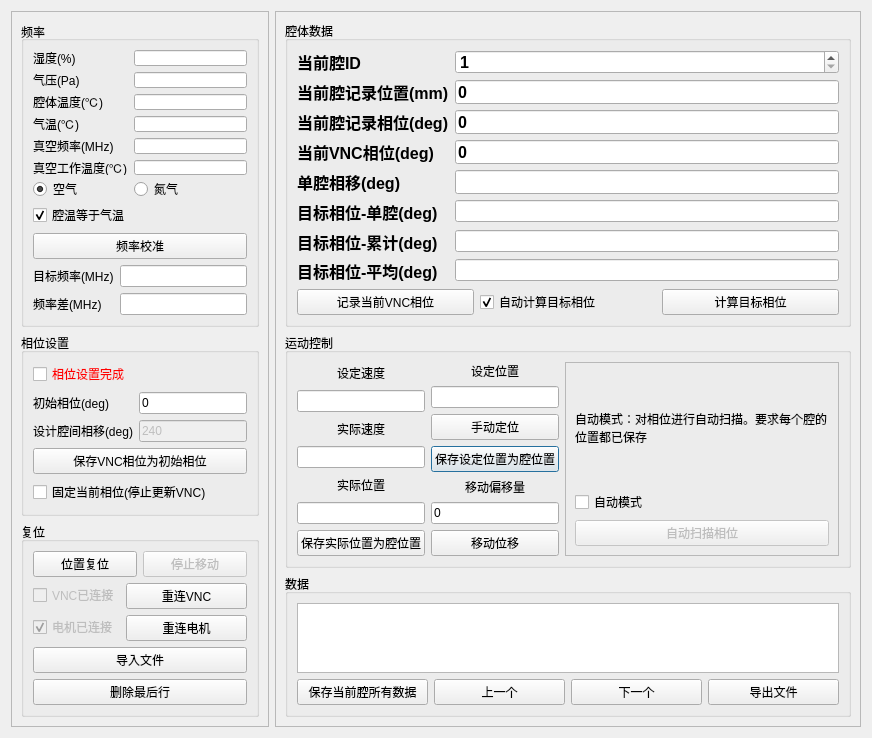
The window that ui/main_dlg.ui (wzmsykk/QT_modbus_vna_cavity_phase_control) describes before a commit, drawn with Qt 5.
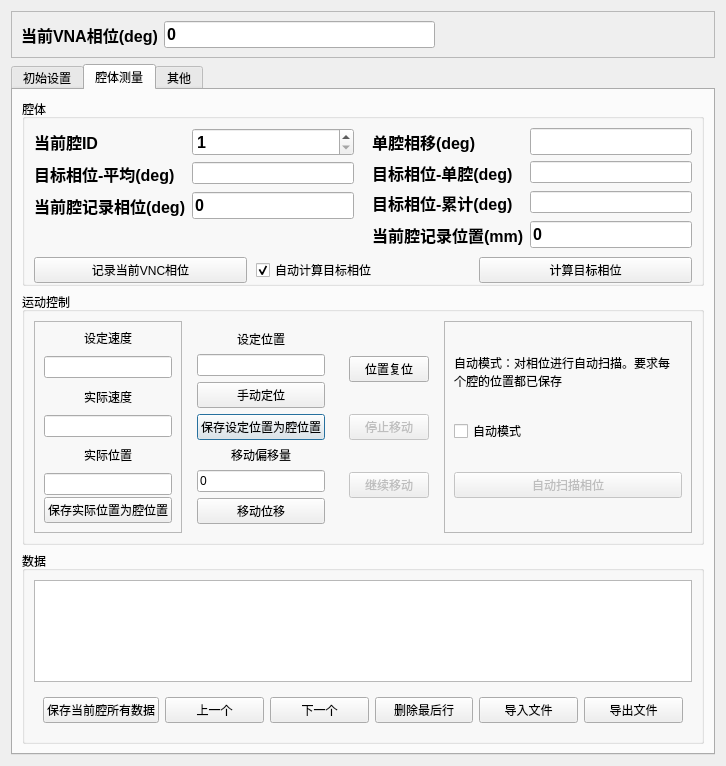
The same window after the commit. The open tabs and pages were chosen to show the change.

```diff
--- a/ui/main_dlg.ui
+++ b/ui/main_dlg.ui
@@ -6,10 +6,16 @@
    <rect>
     <x>0</x>
     <y>0</y>
-    <width>872</width>
-    <height>738</height>
+    <width>726</width>
+    <height>766</height>
    </rect>
   </property>
+  <property name="sizePolicy">
+   <sizepolicy hsizetype="Preferred" vsizetype="Preferred">
+    <horstretch>0</horstretch>
+    <verstretch>0</verstretch>
+   </sizepolicy>
+  </property>
   <property name="minimumSize">
    <size>
     <width>0</width>
@@ -19,11 +25,86 @@
   <property name="windowTitle">
    <string>腔相位测量</string>
   </property>
+  <layout class="QVBoxLayout" name="verticalLayout_9">
+   <item>
+    <widget class="QFrame" name="frame_4">
+     <property name="sizePolicy">
+      <sizepolicy hsizetype="Minimum" vsizetype="Fixed">
+       <horstretch>0</horstretch>
+       <verstretch>0</verstretch>
+      </sizepolicy>
+     </property>
+     <property name="frameShape">
+      <enum>QFrame::StyledPanel</enum>
+     </property>
+     <property name="frameShadow">
+      <enum>QFrame::Raised</enum>
+     </property>
+     <layout class="QHBoxLayout" name="horizontalLayout">
+      <item>
+       <widget class="QLabel" name="label_13">
+        <property name="font">
+         <font>
+          <pointsize>12</pointsize>
+          <weight>75</weight>
+          <bold>true</bold>
+         </font>
+        </property>
+        <property name="text">
+         <string>当前VNA相位(deg)</string>
+        </property>
+       </widget>
+      </item>
+      <item>
+       <widget class="QLineEdit" name="lineEdit_vnc_phase">
+        <property name="font">
+         <font>
+          <pointsize>12</pointsize>
+          <weight>75</weight>
+          <bold>true</bold>
+         </font>
+        </property>
+        <property name="text">
+         <string>0</string>
+        </property>
+        <property name="readOnly">
+         <bool>true</bool>
+        </property>
+       </widget>
+      </item>
+      <item>
+       <spacer name="horizontalSpacer_2">
+        <property name="orientation">
+         <enum>Qt::Horizontal</enum>
+        </property>
+        <property name="sizeHint" stdset="0">
+         <size>
+          <width>40</width>
+          <height>20</height>
+         </size>
+        </property>
+       </spacer>
+      </item>
+     </layout>
+    </widget>
+   </item>
+   <item>
+    <widget class="QTabWidget" name="tabWidget">
+     <property name="sizePolicy">
+      <sizepolicy hsizetype="Preferred" vsizetype="Preferred">
+       <horstretch>0</horstretch>
+       <verstretch>0</verstretch>
+      </sizepolicy>
+     </property>
+     <property name="currentIndex">
+      <number>0</number>
+     </property>
+     <widget class="QWidget" name="tab">
+      <attribute name="title">
+       <string>初始设置</string>
+      </attribute>
   <layout class="QFormLayout" name="formLayout_6">
-   <property name="sizeConstraint">
-    <enum>QLayout::SetDefaultConstraint</enum>
-   </property>
-   <item row="0" column="0">
+       <item row="0" column="0" colspan="2">
     <widget class="QFrame" name="frame_3">
      <property name="frameShape">
       <enum>QFrame::StyledPanel</enum>
@@ -31,7 +112,7 @@
      <property name="frameShadow">
       <enum>QFrame::Raised</enum>
      </property>
-     <layout class="QVBoxLayout" name="verticalLayout_9">
+         <layout class="QVBoxLayout" name="verticalLayout_11">
       <item>
        <widget class="QGroupBox" name="groupBox">
         <property name="sizePolicy">
@@ -42,8 +123,14 @@
         </property>
         <property name="minimumSize">
          <size>
-          <width>0</width>
-          <height>100</height>
+              <width>255</width>
+              <height>303</height>
+             </size>
+            </property>
+            <property name="maximumSize">
+             <size>
+              <width>255</width>
+              <height>303</height>
          </size>
         </property>
         <property name="title">
@@ -212,6 +299,18 @@
       </item>
       <item>
        <widget class="QGroupBox" name="groupBox_5">
+            <property name="minimumSize">
+             <size>
+              <width>261</width>
+              <height>151</height>
+             </size>
+            </property>
+            <property name="maximumSize">
+             <size>
+              <width>261</width>
+              <height>151</height>
+             </size>
+            </property>
         <property name="title">
          <string>相位设置</string>
         </property>
@@ -273,166 +372,71 @@
             <enum>Qt::NoFocus</enum>
            </property>
            <property name="text">
-            <string>保存VNC相位为初始相位</string>
+                <string>保存VNA相位为初始相位</string>
            </property>
           </widget>
          </item>
          <item>
           <widget class="QCheckBox" name="checkBox_freeze_phase">
            <property name="text">
-            <string>固定当前相位(停止更新VNC)</string>
+                <string>固定当前相位(停止更新VNA)</string>
            </property>
           </widget>
          </item>
         </layout>
        </widget>
       </item>
-      <item>
-       <widget class="QGroupBox" name="groupBox_2">
-        <property name="title">
-         <string>复位</string>
-        </property>
-        <layout class="QVBoxLayout" name="verticalLayout">
-         <item>
-          <layout class="QHBoxLayout" name="horizontalLayout">
-           <item>
-            <widget class="QPushButton" name="pushButton_resetpos">
-             <property name="enabled">
-              <bool>true</bool>
-             </property>
-             <property name="focusPolicy">
-              <enum>Qt::NoFocus</enum>
-             </property>
-             <property name="text">
-              <string>位置复位</string>
-             </property>
-            </widget>
-           </item>
-           <item>
-            <widget class="QPushButton" name="pushButton_stopmov">
-             <property name="enabled">
-              <bool>false</bool>
-             </property>
-             <property name="focusPolicy">
-              <enum>Qt::NoFocus</enum>
-             </property>
-             <property name="text">
-              <string>停止移动</string>
-             </property>
-            </widget>
-           </item>
-          </layout>
-         </item>
-         <item>
-          <layout class="QFormLayout" name="formLayout_5">
-           <item row="0" column="0">
-            <widget class="QCheckBox" name="checkBox_VNCstat">
-             <property name="enabled">
-              <bool>false</bool>
-             </property>
-             <property name="text">
-              <string>VNC已连接</string>
-             </property>
-             <property name="checkable">
-              <bool>true</bool>
-             </property>
-             <property name="autoRepeat">
-              <bool>false</bool>
-             </property>
-            </widget>
-           </item>
-           <item row="0" column="1">
-            <widget class="QPushButton" name="pushButton_reconnectVNC">
-             <property name="enabled">
-              <bool>true</bool>
-             </property>
-             <property name="focusPolicy">
-              <enum>Qt::NoFocus</enum>
-             </property>
-             <property name="text">
-              <string>重连VNC</string>
-             </property>
-            </widget>
-           </item>
-           <item row="1" column="0">
-            <widget class="QCheckBox" name="checkBox_motorstat">
-             <property name="enabled">
-              <bool>false</bool>
-             </property>
-             <property name="text">
-              <string>电机已连接</string>
-             </property>
-             <property name="checkable">
-              <bool>true</bool>
-             </property>
-             <property name="checked">
-              <bool>true</bool>
-             </property>
-             <property name="tristate">
-              <bool>false</bool>
-             </property>
-            </widget>
-           </item>
-           <item row="1" column="1">
-            <widget class="QPushButton" name="pushButton_reconnectmotor">
-             <property name="enabled">
-              <bool>true</bool>
-             </property>
-             <property name="focusPolicy">
-              <enum>Qt::NoFocus</enum>
-             </property>
-             <property name="text">
-              <string>重连电机</string>
-             </property>
-            </widget>
-           </item>
-          </layout>
-         </item>
-         <item>
-          <widget class="QPushButton" name="pushButton_import">
-           <property name="focusPolicy">
-            <enum>Qt::NoFocus</enum>
-           </property>
-           <property name="text">
-            <string>导入文件</string>
-           </property>
-          </widget>
-         </item>
-         <item>
-          <widget class="QPushButton" name="pushButton_deldata">
-           <property name="enabled">
-            <bool>true</bool>
-           </property>
-           <property name="focusPolicy">
-            <enum>Qt::NoFocus</enum>
-           </property>
-           <property name="text">
-            <string>删除最后行</string>
-           </property>
-          </widget>
-         </item>
-        </layout>
-       </widget>
-      </item>
-     </layout>
-    </widget>
-   </item>
-   <item row="0" column="1">
-    <widget class="QFrame" name="frame_2">
-     <property name="frameShape">
-      <enum>QFrame::StyledPanel</enum>
-     </property>
-     <property name="frameShadow">
-      <enum>QFrame::Raised</enum>
-     </property>
-     <layout class="QVBoxLayout" name="verticalLayout_8">
+         </layout>
+        </widget>
+       </item>
+      </layout>
+     </widget>
+     <widget class="QWidget" name="tab_2">
+      <attribute name="title">
+       <string>腔体测量</string>
+      </attribute>
+      <layout class="QVBoxLayout" name="verticalLayout_12">
       <item>
        <widget class="QGroupBox" name="groupBox_6">
         <property name="title">
-         <string>腔体数据</string>
+          <string>腔体</string>
         </property>
         <layout class="QVBoxLayout" name="verticalLayout_3">
+          <property name="spacing">
+           <number>0</number>
+          </property>
+          <property name="leftMargin">
+           <number>0</number>
+          </property>
+          <property name="topMargin">
+           <number>0</number>
+          </property>
+          <property name="rightMargin">
+           <number>0</number>
+          </property>
+          <property name="bottomMargin">
+           <number>0</number>
+          </property>
          <item>
+           <widget class="QWidget" name="widget_4" native="true">
+            <layout class="QHBoxLayout" name="horizontalLayout_5">
+             <property name="spacing">
+              <number>0</number>
+             </property>
+             <property name="leftMargin">
+              <number>0</number>
+             </property>
+             <property name="topMargin">
+              <number>0</number>
+             </property>
+             <property name="rightMargin">
+              <number>0</number>
+             </property>
+             <property name="bottomMargin">
+              <number>0</number>
+             </property>
+             <item>
+              <widget class="QWidget" name="widget_2" native="true">
           <layout class="QFormLayout" name="formLayout_4">
            <item row="0" column="0">
             <widget class="QLabel" name="label_14">
@@ -450,6 +454,12 @@
            </item>
            <item row="0" column="1">
             <widget class="QSpinBox" name="spinBox_cavid">
+                  <property name="sizePolicy">
+                   <sizepolicy hsizetype="Expanding" vsizetype="Fixed">
+                    <horstretch>0</horstretch>
+                    <verstretch>0</verstretch>
+                   </sizepolicy>
+                  </property>
              <property name="font">
               <font>
                <pointsize>12</pointsize>
@@ -469,7 +479,7 @@
             </widget>
            </item>
            <item row="1" column="0">
-            <widget class="QLabel" name="label_17">
+                 <widget class="QLabel" name="label_19">
              <property name="font">
               <font>
                <pointsize>12</pointsize>
@@ -478,21 +488,14 @@
               </font>
              </property>
              <property name="text">
-              <string>当前腔记录位置(mm)</string>
+                   <string>目标相位-平均(deg)</string>
              </property>
             </widget>
            </item>
            <item row="1" column="1">
-            <widget class="QLineEdit" name="lineEdit_currcavpos">
-             <property name="font">
-              <font>
-               <pointsize>12</pointsize>
-               <weight>75</weight>
-               <bold>true</bold>
-              </font>
-             </property>
-             <property name="text">
-              <string>0</string>
+                 <widget class="QLineEdit" name="lineEdit_targetphase_average">
+                  <property name="readOnly">
+                   <bool>true</bool>
              </property>
             </widget>
            </item>
@@ -524,38 +527,13 @@
              </property>
             </widget>
            </item>
-           <item row="3" column="0">
-            <widget class="QLabel" name="label_13">
-             <property name="font">
-              <font>
-               <pointsize>12</pointsize>
-               <weight>75</weight>
-               <bold>true</bold>
-              </font>
-             </property>
-             <property name="text">
-              <string>当前VNC相位(deg)</string>
-             </property>
-            </widget>
-           </item>
-           <item row="3" column="1">
-            <widget class="QLineEdit" name="lineEdit_vnc_phase">
-             <property name="font">
-              <font>
-               <pointsize>12</pointsize>
-               <weight>75</weight>
-               <bold>true</bold>
-              </font>
-             </property>
-             <property name="text">
-              <string>0</string>
-             </property>
-             <property name="readOnly">
-              <bool>true</bool>
-             </property>
-            </widget>
-           </item>
-           <item row="4" column="0">
+               </layout>
+              </widget>
+             </item>
+             <item>
+              <widget class="QWidget" name="widget" native="true">
+               <layout class="QFormLayout" name="formLayout_8">
+                <item row="0" column="0">
             <widget class="QLabel" name="label_21">
              <property name="font">
               <font>
@@ -569,7 +547,7 @@
              </property>
             </widget>
            </item>
-           <item row="4" column="1">
+                <item row="0" column="1">
             <widget class="QLineEdit" name="lineEdit_single_cell_phase_shift">
              <property name="font">
               <font>
@@ -583,7 +561,7 @@
              </property>
             </widget>
            </item>
-           <item row="5" column="0">
+                <item row="1" column="0">
             <widget class="QLabel" name="label_8">
              <property name="font">
               <font>
@@ -597,14 +575,14 @@
              </property>
             </widget>
            </item>
-           <item row="5" column="1">
+                <item row="1" column="1">
             <widget class="QLineEdit" name="lineEdit_targetphase_singlecell">
              <property name="readOnly">
               <bool>true</bool>
              </property>
             </widget>
            </item>
-           <item row="6" column="0">
+                <item row="2" column="0">
             <widget class="QLabel" name="label_18">
              <property name="font">
               <font>
@@ -618,15 +596,15 @@
              </property>
             </widget>
            </item>
-           <item row="6" column="1">
+                <item row="2" column="1">
             <widget class="QLineEdit" name="lineEdit_targetphase_sum">
              <property name="readOnly">
               <bool>true</bool>
              </property>
             </widget>
            </item>
-           <item row="7" column="0">
-            <widget class="QLabel" name="label_19">
+                <item row="3" column="0">
+                 <widget class="QLabel" name="label_17">
              <property name="font">
               <font>
                <pointsize>12</pointsize>
@@ -635,21 +613,57 @@
               </font>
              </property>
              <property name="text">
-              <string>目标相位-平均(deg)</string>
+                   <string>当前腔记录位置(mm)</string>
              </property>
             </widget>
            </item>
-           <item row="7" column="1">
-            <widget class="QLineEdit" name="lineEdit_targetphase_average">
-             <property name="readOnly">
-              <bool>true</bool>
-             </property>
+                <item row="3" column="1">
+                 <widget class="QLineEdit" name="lineEdit_currcavpos">
+                  <property name="font">
+                   <font>
+                    <pointsize>12</pointsize>
+                    <weight>75</weight>
+                    <bold>true</bold>
+                   </font>
+                  </property>
+                  <property name="text">
+                   <string>0</string>
+                  </property>
             </widget>
            </item>
           </layout>
+              </widget>
+             </item>
+            </layout>
+           </widget>
          </item>
          <item>
-          <layout class="QHBoxLayout" name="horizontalLayout_5">
+           <widget class="QWidget" name="widget_3" native="true">
+            <property name="sizePolicy">
+             <sizepolicy hsizetype="Preferred" vsizetype="Minimum">
+              <horstretch>0</horstretch>
+              <verstretch>0</verstretch>
+             </sizepolicy>
+            </property>
+            <property name="maximumSize">
+             <size>
+              <width>16777215</width>
+              <height>51</height>
+             </size>
+            </property>
+            <layout class="QHBoxLayout" name="horizontalLayout_4">
+             <property name="spacing">
+              <number>9</number>
+             </property>
+             <property name="topMargin">
+              <number>0</number>
+             </property>
+             <property name="rightMargin">
+              <number>9</number>
+             </property>
+             <property name="bottomMargin">
+              <number>0</number>
+             </property>
            <item>
             <widget class="QPushButton" name="pushButton_record_vnc_phase">
              <property name="focusPolicy">
@@ -681,20 +695,61 @@
             </widget>
            </item>
           </layout>
+           </widget>
          </item>
         </layout>
        </widget>
       </item>
       <item>
        <widget class="QGroupBox" name="groupBox_3">
+         <property name="sizePolicy">
+          <sizepolicy hsizetype="Preferred" vsizetype="Preferred">
+           <horstretch>0</horstretch>
+           <verstretch>0</verstretch>
+          </sizepolicy>
+         </property>
+         <property name="minimumSize">
+          <size>
+           <width>617</width>
+           <height>0</height>
+          </size>
+         </property>
         <property name="title">
          <string>运动控制</string>
         </property>
         <layout class="QHBoxLayout" name="horizontalLayout_2">
          <item>
-          <layout class="QVBoxLayout" name="verticalLayout_5">
+           <widget class="QFrame" name="frame_2">
+            <property name="sizePolicy">
+             <sizepolicy hsizetype="Preferred" vsizetype="Preferred">
+              <horstretch>0</horstretch>
+              <verstretch>0</verstretch>
+             </sizepolicy>
+            </property>
+            <property name="frameShape">
+             <enum>QFrame::StyledPanel</enum>
+            </property>
+            <property name="frameShadow">
+             <enum>QFrame::Raised</enum>
+            </property>
+            <layout class="QVBoxLayout" name="verticalLayout_8">
+             <property name="spacing">
+              <number>2</number>
+             </property>
+             <property name="topMargin">
+              <number>0</number>
+             </property>
+             <property name="bottomMargin">
+              <number>9</number>
+             </property>
            <item>
             <widget class="QLabel" name="label_11">
+               <property name="sizePolicy">
+                <sizepolicy hsizetype="Preferred" vsizetype="Preferred">
+                 <horstretch>0</horstretch>
+                 <verstretch>0</verstretch>
+                </sizepolicy>
+               </property>
              <property name="text">
               <string>设定速度</string>
              </property>
@@ -708,6 +763,12 @@
            </item>
            <item>
             <widget class="QLabel" name="label_12">
+               <property name="sizePolicy">
+                <sizepolicy hsizetype="Preferred" vsizetype="Preferred">
+                 <horstretch>0</horstretch>
+                 <verstretch>0</verstretch>
+                </sizepolicy>
+               </property>
              <property name="text">
               <string>实际速度</string>
              </property>
@@ -725,6 +786,12 @@
            </item>
            <item>
             <widget class="QLabel" name="label_10">
+               <property name="sizePolicy">
+                <sizepolicy hsizetype="Preferred" vsizetype="Preferred">
+                 <horstretch>0</horstretch>
+                 <verstretch>0</verstretch>
+                </sizepolicy>
+               </property>
              <property name="text">
               <string>实际位置</string>
              </property>
@@ -751,11 +818,25 @@
             </widget>
            </item>
           </layout>
+           </widget>
          </item>
          <item>
-          <layout class="QVBoxLayout" name="verticalLayout_6">
+           <widget class="QWidget" name="widget_5" native="true">
+            <property name="sizePolicy">
+             <sizepolicy hsizetype="Preferred" vsizetype="Preferred">
+              <horstretch>0</horstretch>
+              <verstretch>0</verstretch>
+             </sizepolicy>
+            </property>
+            <layout class="QVBoxLayout" name="verticalLayout_5">
            <item>
             <widget class="QLabel" name="label_9">
+               <property name="sizePolicy">
+                <sizepolicy hsizetype="Preferred" vsizetype="Preferred">
+                 <horstretch>0</horstretch>
+                 <verstretch>0</verstretch>
+                </sizepolicy>
+               </property>
              <property name="text">
               <string>设定位置</string>
              </property>
@@ -786,6 +867,12 @@
            </item>
            <item>
             <widget class="QLabel" name="label_15">
+               <property name="sizePolicy">
+                <sizepolicy hsizetype="Preferred" vsizetype="Preferred">
+                 <horstretch>0</horstretch>
+                 <verstretch>0</verstretch>
+                </sizepolicy>
+               </property>
              <property name="text">
               <string>移动偏移量</string>
              </property>
@@ -815,9 +902,82 @@
             </widget>
            </item>
           </layout>
+           </widget>
+          </item>
+          <item>
+           <widget class="QWidget" name="widget_7" native="true">
+            <property name="sizePolicy">
+             <sizepolicy hsizetype="Minimum" vsizetype="Preferred">
+              <horstretch>0</horstretch>
+              <verstretch>0</verstretch>
+             </sizepolicy>
+            </property>
+            <layout class="QVBoxLayout" name="verticalLayout_6">
+             <item>
+              <widget class="QPushButton" name="pushButton_resetpos">
+               <property name="enabled">
+                <bool>true</bool>
+               </property>
+               <property name="minimumSize">
+                <size>
+                 <width>75</width>
+                 <height>23</height>
+                </size>
+               </property>
+               <property name="focusPolicy">
+                <enum>Qt::NoFocus</enum>
+               </property>
+               <property name="text">
+                <string>位置复位</string>
+               </property>
+              </widget>
+             </item>
+             <item>
+              <widget class="QPushButton" name="pushButton_stopmov">
+               <property name="enabled">
+                <bool>false</bool>
+               </property>
+               <property name="minimumSize">
+                <size>
+                 <width>75</width>
+                 <height>23</height>
+                </size>
+               </property>
+               <property name="focusPolicy">
+                <enum>Qt::NoFocus</enum>
+               </property>
+               <property name="text">
+                <string>停止移动</string>
+               </property>
+              </widget>
+             </item>
+             <item>
+              <widget class="QPushButton" name="pushButton_continuemov">
+               <property name="enabled">
+                <bool>false</bool>
+               </property>
+               <property name="minimumSize">
+                <size>
+                 <width>75</width>
+                 <height>23</height>
+                </size>
+               </property>
+               <property name="text">
+                <string>继续移动</string>
+               </property>
+              </widget>
+             </item>
+            </layout>
+           </widget>
          </item>
          <item>
           <widget class="QFrame" name="frame">
+            <property name="sizePolicy">
+             <sizepolicy hsizetype="Preferred" vsizetype="Preferred">
+              <horstretch>0</horstretch>
+              <verstretch>0</verstretch>
+             </sizepolicy>
+            </property>
            <property name="autoFillBackground">
             <bool>false</bool>
            </property>
@@ -830,6 +990,12 @@
            <layout class="QVBoxLayout" name="verticalLayout_10">
             <item>
              <widget class="QLabel" name="label_20">
+               <property name="sizePolicy">
+                <sizepolicy hsizetype="Preferred" vsizetype="Fixed">
+                 <horstretch>0</horstretch>
+                 <verstretch>0</verstretch>
+                </sizepolicy>
+               </property>
               <property name="text">
                <string>自动模式：对相位进行自动扫描。要求每个腔的位置都已保存</string>
               </property>
@@ -887,7 +1053,8 @@
           </widget>
          </item>
          <item>
-          <layout class="QHBoxLayout" name="horizontalLayout_3">
+           <widget class="QWidget" name="widget_6" native="true">
+            <layout class="QHBoxLayout" name="horizontalLayout_6">
            <item>
             <widget class="QPushButton" name="pushButton_savecurr">
              <property name="enabled">
@@ -915,6 +1082,29 @@
              </property>
             </widget>
            </item>
+             <item>
+              <widget class="QPushButton" name="pushButton_deldata">
+               <property name="enabled">
+                <bool>true</bool>
+               </property>
+               <property name="focusPolicy">
+                <enum>Qt::NoFocus</enum>
+               </property>
+               <property name="text">
+                <string>删除最后行</string>
+               </property>
+              </widget>
+             </item>
+             <item>
+              <widget class="QPushButton" name="pushButton_import">
+               <property name="focusPolicy">
+                <enum>Qt::NoFocus</enum>
+               </property>
+               <property name="text">
+                <string>导入文件</string>
+               </property>
+              </widget>
+             </item>
            <item>
             <widget class="QPushButton" name="pushButton_export">
              <property name="enabled">
@@ -926,11 +1116,100 @@
             </widget>
            </item>
           </layout>
+           </widget>
          </item>
         </layout>
        </widget>
       </item>
      </layout>
+     </widget>
+     <widget class="QWidget" name="tab_3">
+      <attribute name="title">
+       <string>其他</string>
+      </attribute>
+      <widget class="QGroupBox" name="groupBox_2">
+       <property name="geometry">
+        <rect>
+         <x>10</x>
+         <y>20</y>
+         <width>199</width>
+         <height>102</height>
+        </rect>
+       </property>
+       <property name="title">
+        <string>复位</string>
+       </property>
+       <layout class="QVBoxLayout" name="verticalLayout">
+        <item>
+         <widget class="QWidget" name="widget_8" native="true">
+          <layout class="QGridLayout" name="gridLayout">
+           <item row="0" column="0">
+            <widget class="QCheckBox" name="checkBox_VNCstat">
+             <property name="enabled">
+              <bool>false</bool>
+             </property>
+             <property name="text">
+              <string>VNC已连接</string>
+             </property>
+             <property name="checkable">
+              <bool>true</bool>
+             </property>
+             <property name="autoRepeat">
+              <bool>false</bool>
+             </property>
+            </widget>
+           </item>
+           <item row="0" column="1">
+            <widget class="QPushButton" name="pushButton_reconnectVNC">
+             <property name="enabled">
+              <bool>true</bool>
+             </property>
+             <property name="focusPolicy">
+              <enum>Qt::NoFocus</enum>
+             </property>
+             <property name="text">
+              <string>重连VNC</string>
+             </property>
+            </widget>
+           </item>
+           <item row="1" column="0">
+            <widget class="QCheckBox" name="checkBox_motorstat">
+             <property name="enabled">
+              <bool>false</bool>
+             </property>
+             <property name="text">
+              <string>电机已连接</string>
+             </property>
+             <property name="checkable">
+              <bool>true</bool>
+             </property>
+             <property name="checked">
+              <bool>true</bool>
+             </property>
+             <property name="tristate">
+              <bool>false</bool>
+             </property>
+            </widget>
+           </item>
+           <item row="1" column="1">
+            <widget class="QPushButton" name="pushButton_reconnectmotor">
+             <property name="enabled">
+              <bool>true</bool>
+             </property>
+             <property name="focusPolicy">
+              <enum>Qt::NoFocus</enum>
+             </property>
+             <property name="text">
+              <string>重连电机</string>
+             </property>
+            </widget>
+           </item>
+          </layout>
+         </widget>
+        </item>
+       </layout>
+      </widget>
+     </widget>
     </widget>
    </item>
   </layout>
```
Lines whose indentation alone changed are shown as unchanged.
